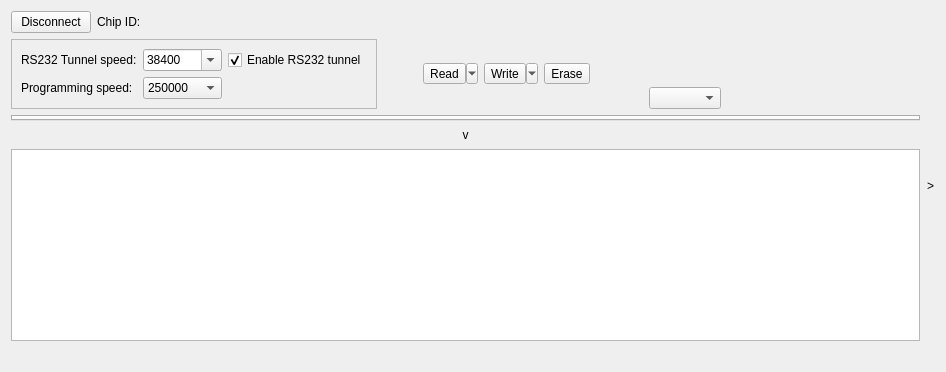
The window that src/LorrisShupito/lorrisshupito.ui (Tasssadar/Lorris) describes before a commit, drawn with Qt 5.
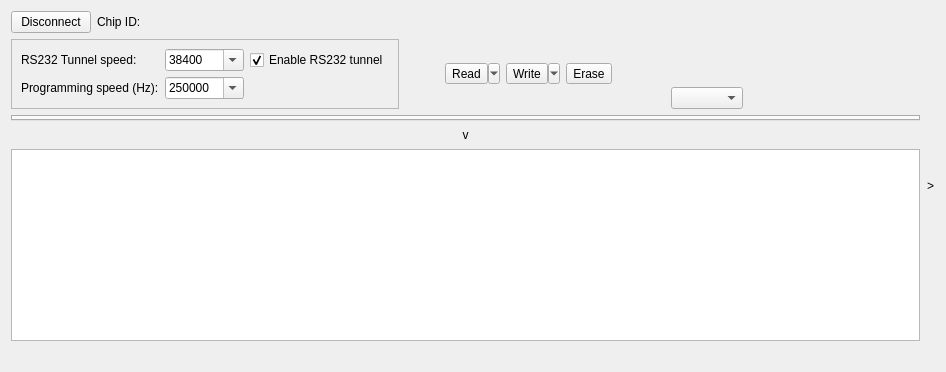
The same window after the commit. Icons and pictures are not drawn.

Commit message: [88] Make programming speed editable

What changed in the file:
```diff
--- a/src/LorrisShupito/lorrisshupito.ui
+++ b/src/LorrisShupito/lorrisshupito.ui
@@ -151,12 +151,15 @@
              </sizepolicy>
             </property>
             <property name="text">
-             <string>Programming speed:</string>
+             <string>Programming speed (Hz):</string>
             </property>
            </widget>
           </item>
           <item row="1" column="1">
            <widget class="QComboBox" name="progSpeedBox">
+            <property name="editable">
+             <bool>true</bool>
+            </property>
             <item>
              <property name="text">
               <string>250000</string>
```
Left out of the diff: 5 changed lines with no effect on the pictures. The commit also changes 4 other files.
